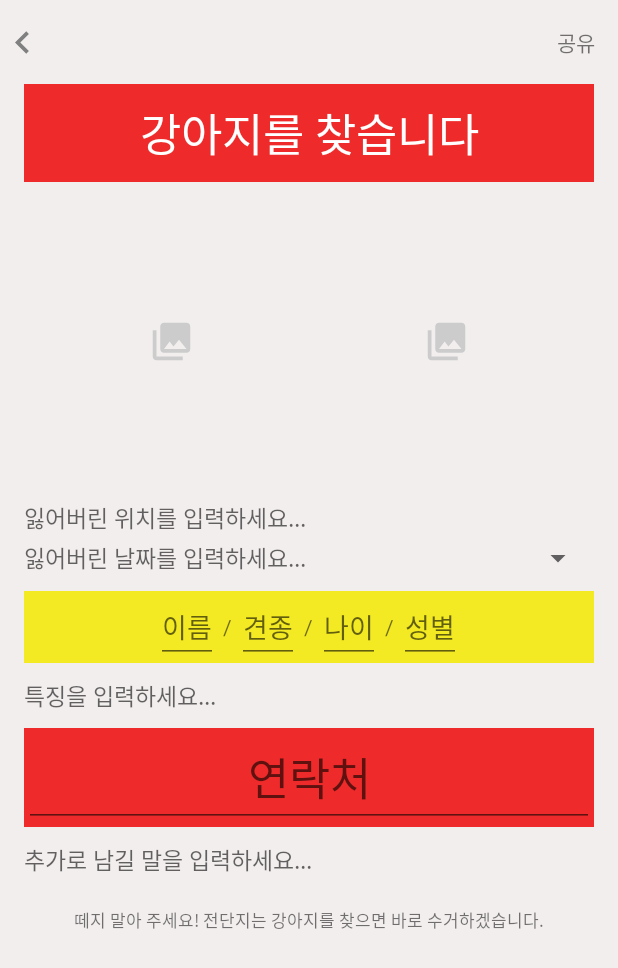
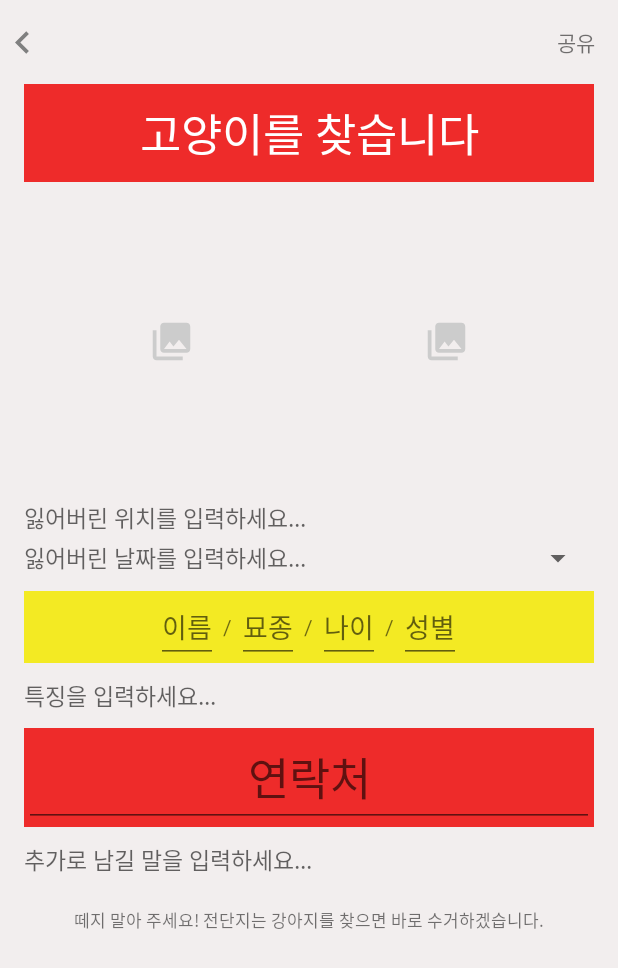
Before and after one commit to ppojjakppojjak/Pet-Finder, an Android app: the FindCatPosterActivity screen opened directly, with no data from a screen before it, on a phone screen of 412 x 824 dp. Shown: the top 968 px of the screen. Run offline under Robolectric (Android 15) with nearby library versions, the phone set to English and light mode, and no system bars; libraries missing offline, so code that uses them is left out: com.gun0912.tedpermission.

Commit message:
add find cat <-> find dog routine ChoosePetFragment에서 DOG 선택 시 FindDogPosterActivity 띄우게끔, CAT 선택 시 FindCatPosterActivity 띄우게끔 작성

```diff
--- a/app/src/main/java/com/ppojjakppojjak/ppojjakppojjak/FindPetPosterActivity.java
+++ b/app/src/main/java/com/ppojjakppojjak/ppojjakppojjak/FindCatPosterActivity.java
@@ -29,9 +29,9 @@ import java.util.ArrayList;
 import java.util.Calendar;
 import java.util.List;
 
-import static com.ppojjakppojjak.ppojjakppojjak.R.layout.activity_find_pet_poster;
+import static com.ppojjakppojjak.ppojjakppojjak.R.layout.activity_find_cat_poster;
 
-public class FindPetPosterActivity extends AppCompatActivity {
+public class FindCatPosterActivity extends AppCompatActivity {
 
     public static TextView tvLostDay;
     public static TextView tvShare;
@@ -64,7 +64,7 @@ public class FindPetPosterActivity extends AppCompatActivity {
     @Override
     protected void onCreate(Bundle savedInstanceState) {
         super.onCreate(savedInstanceState);
-        setContentView(activity_find_pet_poster);
+        setContentView(activity_find_cat_poster);
 
         Toolbar toolbar = (Toolbar) findViewById(R.id.toolbar);
         setSupportActionBar(toolbar);
@@ -93,17 +93,17 @@ public class FindPetPosterActivity extends AppCompatActivity {
                 PermissionListener permissionlistener = new PermissionListener() {
                     @Override
                     public void onPermissionGranted() {
-                        Toast.makeText(FindPetPosterActivity.this, "Permission Granted", Toast.LENGTH_SHORT).show();
+                        Toast.makeText(FindCatPosterActivity.this, "Permission Granted", Toast.LENGTH_SHORT).show();
                         share();
                     }
 
                     @Override
                     public void onPermissionDenied(ArrayList<String> deniedPermissions) {
-                        Toast.makeText(FindPetPosterActivity.this, "Permission Denied\n" + deniedPermissions.toString(), Toast.LENGTH_SHORT).show();
+                        Toast.makeText(FindCatPosterActivity.this, "Permission Denied\n" + deniedPermissions.toString(), Toast.LENGTH_SHORT).show();
                     }
                 };
 
-                TedPermission.with(FindPetPosterActivity.this)
+                TedPermission.with(FindCatPosterActivity.this)
                         .setPermissionListener(permissionlistener)
                         .setDeniedMessage("If you reject permission,you can not use this service\n\nPlease turn on permissions at [Setting] > [Permission]")
                         .setPermissions(Manifest.permission.WRITE_EXTERNAL_STORAGE, Manifest.permission.READ_EXTERNAL_STORAGE)
@@ -157,7 +157,7 @@ public class FindPetPosterActivity extends AppCompatActivity {
     }
 
     public void showDatePickerDialog(View v) {
-        android.support.v4.app.DialogFragment newFragment = new DatePickerFragment();
+        android.support.v4.app.DialogFragment newFragment = new FindCatPosterActivity.DatePickerFragment();
         newFragment.show(getSupportFragmentManager(), "datePicker");
     }
 
--- /dev/null
+++ b/app/src/main/res/layout/activity_find_cat_poster.xml
@@ -0,0 +1,239 @@
+<?xml version="1.0" encoding="utf-8"?>
+<RelativeLayout xmlns:android="http://schemas.android.com/apk/res/android"
+    xmlns:app="http://schemas.android.com/apk/res-auto"
+    xmlns:tools="http://schemas.android.com/tools"
+    android:layout_width="match_parent"
+    android:layout_height="match_parent"
+    tools:context=".FindDogPosterActivity"
+    android:background="#F2EDEE"
+    android:focusableInTouchMode="true"
+    android:orientation="vertical">
+
+    <include
+        android:id="@+id/toolbar"
+        layout="@layout/toolbar_find_pet_poster"
+        android:layout_width="match_parent"
+        android:layout_height="wrap_content"
+        android:layout_alignParentTop="true" />
+
+    <ScrollView
+        android:id="@+id/scroll_view"
+        android:layout_width="match_parent"
+        android:layout_height="wrap_content"
+        android:background="#F2EDEE"
+        android:layout_below="@+id/toolbar">
+
+        <LinearLayout
+            android:layout_width="match_parent"
+            android:layout_height="wrap_content"
+            android:orientation="vertical">
+
+            <TextView
+                android:layout_width="match_parent"
+                android:layout_height="wrap_content"
+                android:layout_marginLeft="16dp"
+                android:layout_marginRight="16dp"
+                android:padding="10dp"
+                android:textAlignment="center"
+                android:textColor="#ffffff"
+                android:background="#EE2B2A"
+                android:textSize="30sp"
+                android:layout_gravity="center_horizontal"
+                android:text="고양이를 찾습니다" />
+
+            <LinearLayout
+                android:layout_width="match_parent"
+                android:layout_height="wrap_content"
+                android:orientation="horizontal"
+                android:gravity="center_horizontal"
+                android:layout_margin="16dp">
+
+                <LinearLayout
+                    android:layout_width="180dp"
+                    android:layout_height="180dp"
+                    android:orientation="vertical"
+                    android:layout_marginRight="3dp"
+                    android:gravity="center">
+
+                    <ImageButton
+                        android:id="@+id/ibtn_upload_1"
+                        android:src="@drawable/ic_photo_library_black_24dp"
+                        android:background="#00000000"
+                        android:layout_width="match_parent"
+                        android:layout_height="match_parent" />
+
+                </LinearLayout>
+
+                <LinearLayout
+                    android:layout_width="180dp"
+                    android:layout_height="180dp"
+                    android:orientation="vertical"
+                    android:gravity="center">
+
+                    <ImageButton
+                        android:id="@+id/ibtn_upload_2"
+                        android:src="@drawable/ic_photo_library_black_24dp"
+                        android:background="#00000000"
+                        android:layout_width="match_parent"
+                        android:layout_height="match_parent" />
+
+                </LinearLayout>
+
+            </LinearLayout>
+
+            <LinearLayout
+                android:layout_width="match_parent"
+                android:layout_height="match_parent"
+                android:orientation="vertical"
+                android:layout_marginLeft="16dp"
+                android:layout_marginRight="16dp">
+
+                <LinearLayout
+                    android:layout_width="match_parent"
+                    android:layout_height="wrap_content"
+                    android:orientation="horizontal">
+
+                    <EditText
+                        android:layout_width="match_parent"
+                        android:layout_height="wrap_content"
+                        android:textSize="15sp"
+                        android:layout_marginBottom="3dp"
+                        android:hint="잃어버린 위치를 입력하세요..."
+                        android:background="@android:color/transparent"/>
+
+                </LinearLayout>
+
+                <LinearLayout
+                    android:layout_width="match_parent"
+                    android:layout_height="wrap_content"
+                    android:orientation="horizontal"
+                    android:layout_marginBottom="10dp">
+
+                    <TextView
+                        android:textSize="15sp"
+                        android:hint="잃어버린 날짜를 입력하세요..."
+                        android:id="@+id/tv_lost_day"
+                        android:clickable="true"
+                        android:onClick="showDatePickerDialog"
+                        android:layout_width="match_parent"
+                        android:layout_height="wrap_content"
+                        style="@style/Widget.AppCompat.Spinner"/>
+
+                </LinearLayout>
+
+                <LinearLayout
+                    android:layout_width="match_parent"
+                    android:layout_height="wrap_content"
+                    android:orientation="horizontal"
+                    android:gravity="center"
+                    android:background="#F3EA23"
+                    android:layout_marginBottom="10dp">
+
+                    <EditText
+                        android:layout_width="wrap_content"
+                        android:layout_height="wrap_content"
+                        android:textAlignment="center"
+                        android:hint="이름"/>
+
+                    <TextView
+                        android:layout_width="wrap_content"
+                        android:layout_height="wrap_content"
+                        android:background="#F3EA23"
+                        android:text=" / "/>
+
+                    <EditText
+                        android:layout_width="wrap_content"
+                        android:layout_height="wrap_content"
+                        android:textAlignment="center"
+                        android:hint="묘종"/>
+
+                    <TextView
+                        android:layout_width="wrap_content"
+                        android:layout_height="wrap_content"
+                        android:background="#F3EA23"
+                        android:text=" / "/>
+
+                    <EditText
+                        android:layout_width="wrap_content"
+                        android:layout_height="wrap_content"
+                        android:inputType="number"
+                        android:textAlignment="center"
+                        android:hint="나이"/>
+
+                    <TextView
+                        android:layout_width="wrap_content"
+                        android:layout_height="wrap_content"
+                        android:background="#F3EA23"
+                        android:text=" / "/>
+
+                    <EditText
+                        android:layout_width="wrap_content"
+                        android:layout_height="wrap_content"
+                        android:textAlignment="center"
+                        android:hint="성별"/>
+
+                </LinearLayout>
+
+                <LinearLayout
+                    android:layout_width="match_parent"
+                    android:layout_height="wrap_content"
+                    android:orientation="horizontal"
+                    android:layout_marginBottom="10dp">
+
+                    <EditText
+                        android:layout_width="match_parent"
+                        android:layout_height="wrap_content"
+                        android:textSize="15sp"
+                        android:inputType="textMultiLine"
+                        android:hint="특징을 입력하세요..."
+                        android:background="@android:color/transparent"/>
+
+                </LinearLayout>
+
+                <LinearLayout
+                    android:layout_width="match_parent"
+                    android:layout_height="wrap_content"
+                    android:orientation="horizontal"
+                    android:gravity="center"
+                    android:background="#EE2B2A"
+                    android:layout_marginBottom="10dp">
+
+                    <EditText
+                        android:layout_width="match_parent"
+                        android:layout_height="wrap_content"
+                        android:textSize="30sp"
+                        android:textAlignment="center"
+                        android:hint="연락처"/>
+
+                </LinearLayout>
+
+                <LinearLayout
+                    android:layout_width="match_parent"
+                    android:layout_height="wrap_content"
+                    android:orientation="horizontal">
+
+                    <EditText
+                        android:layout_width="match_parent"
+                        android:layout_height="wrap_content"
+                        android:textSize="15sp"
+                        android:hint="추가로 남길 말을 입력하세요..."
+                        android:background="@android:color/transparent"/>
+
+                </LinearLayout>
+
+                <TextView
+                    android:layout_marginTop="20dp"
+                    android:layout_width="match_parent"
+                    android:layout_height="wrap_content"
+                    android:gravity="center"
+                    android:textSize="5pt"
+                    android:text="떼지 말아 주세요! 전단지는 강아지를 찾으면 바로 수거하겠습니다."
+                    android:layout_marginBottom="30dp"/>
+
+            </LinearLayout>
+
+        </LinearLayout>
+
+    </ScrollView>
+
+</RelativeLayout>
--- a/app/src/main/res/layout/activity_find_pet_poster.xml
+++ b/app/src/main/res/layout/activity_find_dog_poster.xml
@@ -4,7 +4,7 @@
     xmlns:tools="http://schemas.android.com/tools"
     android:layout_width="match_parent"
     android:layout_height="match_parent"
-    tools:context=".FindPetPosterActivity"
+    tools:context=".FindDogPosterActivity"
     android:background="#F2EDEE"
     android:focusableInTouchMode="true"
     android:orientation="vertical">
```
Also changed, not shown: app/src/main/AndroidManifest.xml (+3 -4 lines), app/src/main/java/com/ppojjakppojjak/ppojjakppojjak/ChoosePetFragment.java (+16 -1 lines), app/src/main/java/com/ppojjakppojjak/ppojjakppojjak/FindDogPosterActivity.java (added, +189 -0 lines), app/src/main/java/com/ppojjakppojjak/ppojjakppojjak/MainMenuFragment.java (+11 -2 lines).
